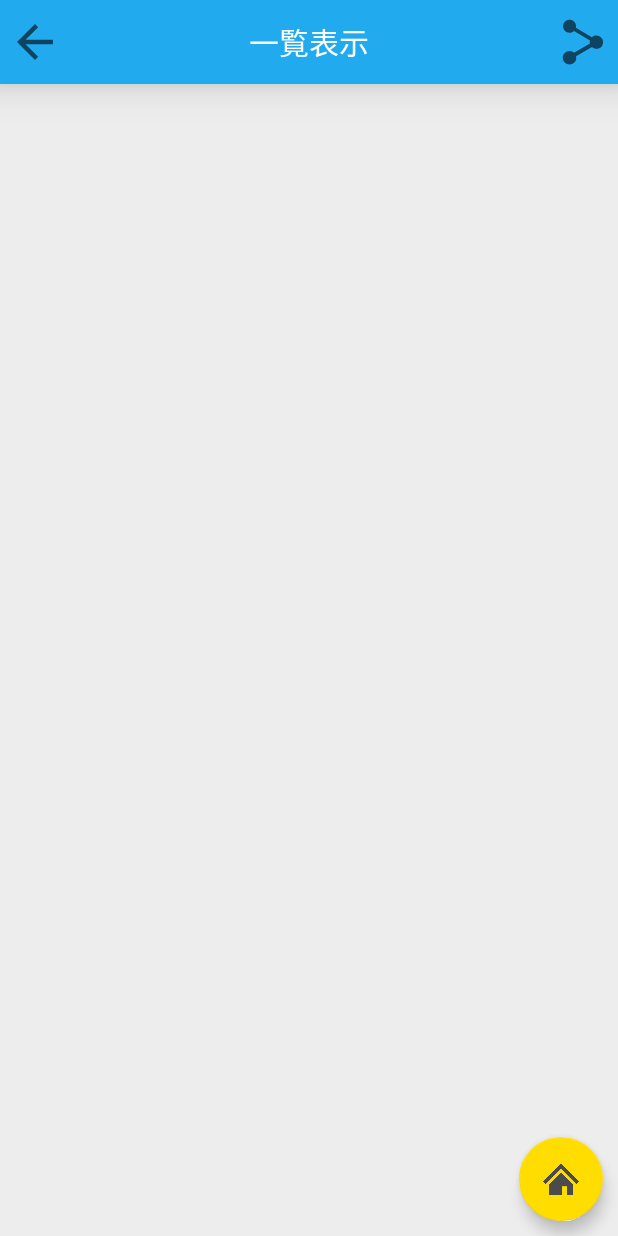
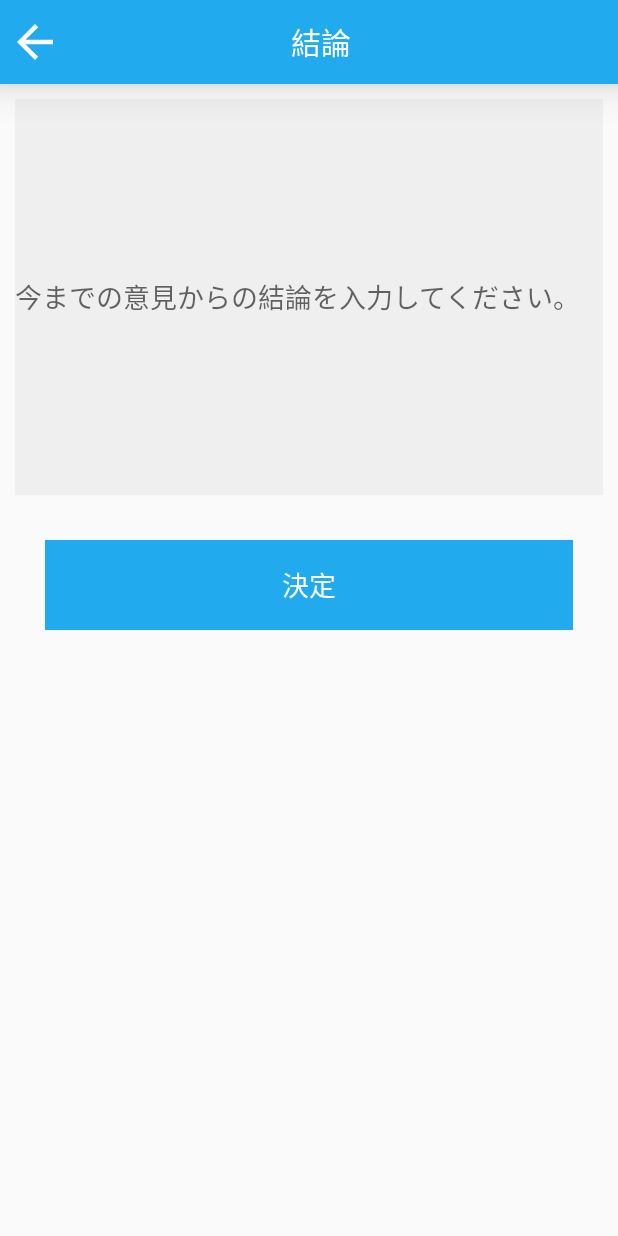
Before and after one commit to FJB16G/X16G_D, an Android app: the CreatedActivity screen opened directly, with no data from a screen before it, on a phone screen of 412 x 824 dp. Run offline under Robolectric (Android 15) with nearby library versions, the phone set to English and light mode, and no system bars.

Commit message:
結論画面追加

```diff
--- a/app/src/main/java/jp/ac/chiba_fjb/x16g_d/ideatest02/Category1.java
+++ b/app/src/main/java/jp/ac/chiba_fjb/x16g_d/ideatest02/Category1.java
@@ -109,6 +109,7 @@ public class Category1 extends Fragment implements View.OnClickListener {
                     }
                 });
         getActivity().findViewById(R.id.toIdeaActivity).setOnClickListener(this);
+        getActivity().findViewById(R.id.toNextActivity).setOnClickListener(this);
         getActivity().findViewById(R.id.add).setOnClickListener(this);
         mIth.attachToRecyclerView(recyclerView);
         //カーソルを閉じる
@@ -154,14 +155,13 @@ public class Category1 extends Fragment implements View.OnClickListener {
                 adapter.notifyDataSetChanged();
                 db.exec(String.format("insert into category values('" + c + "','%s');",SQLite.STR(tuika)));
             }
-//        }if(view.getId()==R.id.toNextActivity){
-//            for(int i = 0; i<datakey.size();i++){
-//                db.exec("update category set category_name = '" + dataset.get(i) + "' where category_id = '" + datakey.get(i) + "';");
-//            }
-//            Intent intent = new Intent(getActivity(), NextActivity.class);
-//            startActivity(intent);
-//        }
-        }if(view.getId()==R.id.toIdeaActivity){
+        }else if(view.getId()==R.id.toNextActivity){
+            for(int i = 0; i<datakey.size();i++){
+                db.exec("update category set category_name = '" + dataset.get(i) + "' where category_id = '" + datakey.get(i) + "';");
+            }
+            Intent intent = new Intent(getActivity(), CreatedActivity.class).putExtra("id",grou_id);
+            startActivity(intent);
+        }else if(view.getId()==R.id.toIdeaActivity){
             for(int i = 0; i<datakey.size();i++){
                 db.exec("update category set category_name = '" + dataset.get(i) + "' where category_id = '" + datakey.get(i) + "';");
             }
--- a/app/src/main/java/jp/ac/chiba_fjb/x16g_d/ideatest02/CreatedActivity.java
+++ b/app/src/main/java/jp/ac/chiba_fjb/x16g_d/ideatest02/CreatedActivity.java
@@ -1,13 +1,39 @@
 package jp.ac.chiba_fjb.x16g_d.ideatest02;
 
+import android.content.Intent;
 import android.support.v7.app.AppCompatActivity;
 import android.os.Bundle;
+import android.view.View;
+import android.widget.EditText;
 
-public class CreatedActivity extends AppCompatActivity {
-
+public class CreatedActivity extends AppCompatActivity implements View.OnClickListener {
+private EditText grou_idea_name;
+private String name;
+private String grou_id;
+private Intent intent;
     @Override
     protected void onCreate(Bundle savedInstanceState) {
         super.onCreate(savedInstanceState);
         setContentView(R.layout.activity_created);
+        intent = new Intent();
+        grou_id = intent.getStringExtra("id");
+        findViewById(R.id.toCategory).setOnClickListener(this);
+        findViewById(R.id.commit).setOnClickListener(this);
+        grou_idea_name = (EditText)findViewById(R.id.grou_idea_name);
+        name = grou_idea_name.getText().toString();
+    }
+
+    @Override
+    public void onClick(View v) {
+        if (v.getId() == R.id.toCategory){
+            intent = new Intent(this,CreatedActivity.class).putExtra("id",grou_id);
+            startActivity(intent);
+            finish();
+        }else if (v.getId() == R.id.commit){
+            intent = new Intent(getApplicationContext(),HomeActivity.class);
+            //今までのactivityを消す
+            intent.setFlags(Intent.FLAG_ACTIVITY_NEW_TASK | Intent.FLAG_ACTIVITY_CLEAR_TASK);
+            startActivity(intent);
+        }
     }
 }
--- a/app/src/main/res/layout/activity_created.xml
+++ b/app/src/main/res/layout/activity_created.xml
@@ -1,5 +1,5 @@
 <?xml version="1.0" encoding="utf-8"?>
-<android.support.design.widget.CoordinatorLayout xmlns:android="http://schemas.android.com/apk/res/android"
+<FrameLayout xmlns:android="http://schemas.android.com/apk/res/android"
     xmlns:app="http://schemas.android.com/apk/res-auto"
     xmlns:tools="http://schemas.android.com/tools"
     android:layout_width="match_parent"
@@ -19,69 +19,62 @@
             android:orientation="horizontal">
 
             <ImageView
-                android:id="@+id/toIdeaActivity"
+                android:id="@+id/toCategory"
                 android:layout_width="70px"
                 android:layout_height="match_parent"
                 android:layout_weight="0"
                 android:padding="5dp"
                 android:rotation="0"
 
+                android:tint="@android:color/background_light"
                 app:srcCompat="?attr/actionModeCloseDrawable" />
 
             <TextView
-                android:id="@+id/textView"
                 android:layout_width="match_parent"
                 android:layout_height="match_parent"
                 android:layout_weight="1"
                 android:gravity="center_vertical|center"
-                android:text="一覧表示"
+                android:paddingRight="30dp"
+                android:text="結論"
                 android:textColor="#fff"
-                android:textSize="20sp"
-                 />
+                android:textSize="20sp" />
 
-            <ImageView
-                android:id="@+id/toShareFragment"
-                android:layout_width="70px"
-                android:layout_height="match_parent"
-                android:layout_weight="0"
-                android:padding="5dp"
-                android:rotation="180"
-
-                app:srcCompat="?android:attr/actionModeShareDrawable" />
         </LinearLayout>
 
         <LinearLayout
             android:layout_width="match_parent"
             android:layout_height="match_parent"
-            android:background="#ededed"
-            android:orientation="vertical"
-            android:paddingTop="15dp">
+            android:layout_margin="10dp"
+            android:orientation="vertical">
 
-            <android.support.v7.widget.RecyclerView
-                android:id="@+id/my_recycler_view3"
+            <EditText
+                android:id="@+id/grou_idea_name"
                 android:layout_width="match_parent"
-                android:layout_height="match_parent" />
+                android:layout_height="264dp"
+                android:background="#efefef"
+                android:ems="10"
+                android:hint="今までの意見からの結論を入力してください。"
+                android:inputType="textPersonName" />
+
+            <LinearLayout
+                android:layout_width="match_parent"
+                android:layout_height="match_parent"
+                android:orientation="vertical"
+                android:padding="20dp">
+
+                <Button
+                    android:id="@+id/commit"
+                    android:layout_width="match_parent"
+                    android:layout_height="60dp"
+                    android:layout_marginTop="10dp"
+                    android:background="@color/ideaBule"
+                    android:text="決定"
+                    android:textColor="@android:color/background_light"
+                    android:textSize="18sp" />
+            </LinearLayout>
+
         </LinearLayout>
-
-        <android.support.v4.view.ViewPager
-            android:id="@+id/viewPager"
-            android:layout_width="match_parent"
-            android:layout_height="match_parent"
-            android:background="#ededed">
-
-        </android.support.v4.view.ViewPager>
 
     </LinearLayout>
 
-    <android.support.design.widget.FloatingActionButton
-        android:id="@+id/floatingActionButton"
-        android:layout_width="match_parent"
-        android:layout_height="wrap_content"
-        android:layout_margin="10dp"
-        android:clickable="true"
-        app:backgroundTint="#fd0"
-        app:layout_anchor="@+id/viewPager"
-        app:layout_anchorGravity="right|bottom"
-        app:srcCompat="@drawable/home" />
-
-</android.support.design.widget.CoordinatorLayout>
+</FrameLayout>
```
